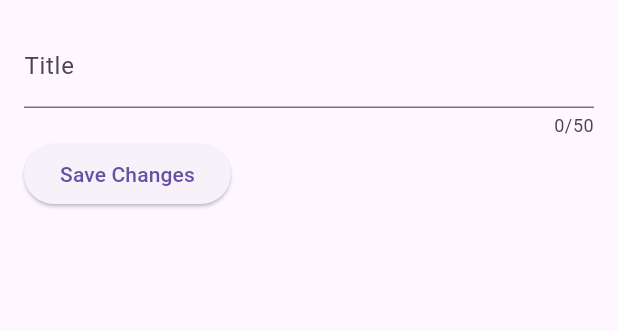
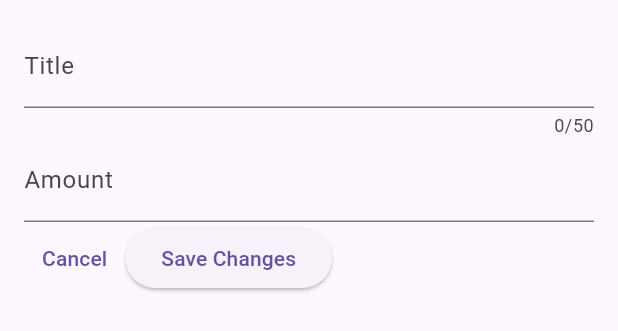
Before and after one commit to Harun1804/mobile-expense-trackeer, a Flutter app: the NewExpense widget shown alone on an empty page, opened directly, on a phone screen of 412 x 824 dp. Shown: the top 331 px of the screen. Run offline on Flutter 3.47's test engine with Material 2 defaults, Android fonts, the phone set to English and light mode, and no system bars.

Commit message:
Add new form

```diff
--- a/lib/widgets/new_expense.dart
+++ b/lib/widgets/new_expense.dart
@@ -9,10 +9,12 @@ class NewExpense extends StatefulWidget {
 
 class _NewExpenseState extends State<NewExpense> {
   final _titleController = TextEditingController();
+  final _amountController = TextEditingController();
 
   @override
   void dispose() {
     _titleController.dispose();
+    _amountController.dispose();
     super.dispose();
   }
 
@@ -29,11 +31,19 @@ class _NewExpenseState extends State<NewExpense> {
                 label: Text('Title')
               ),
             ),
+            TextField(
+              controller: _amountController,
+              keyboardType: TextInputType.number,
+              decoration: const InputDecoration(
+                  label: Text('Amount')
+              ),
+            ),
             Row(
               children: [
+                TextButton(onPressed: (){}, child: const Text('Cancel')),
                 ElevatedButton(onPressed: (){
                   print(_titleController.text);
-                }, child: const Text('Save Changes'))
+                }, child: const Text('Save Changes')),
               ],
             )
           ],
```
